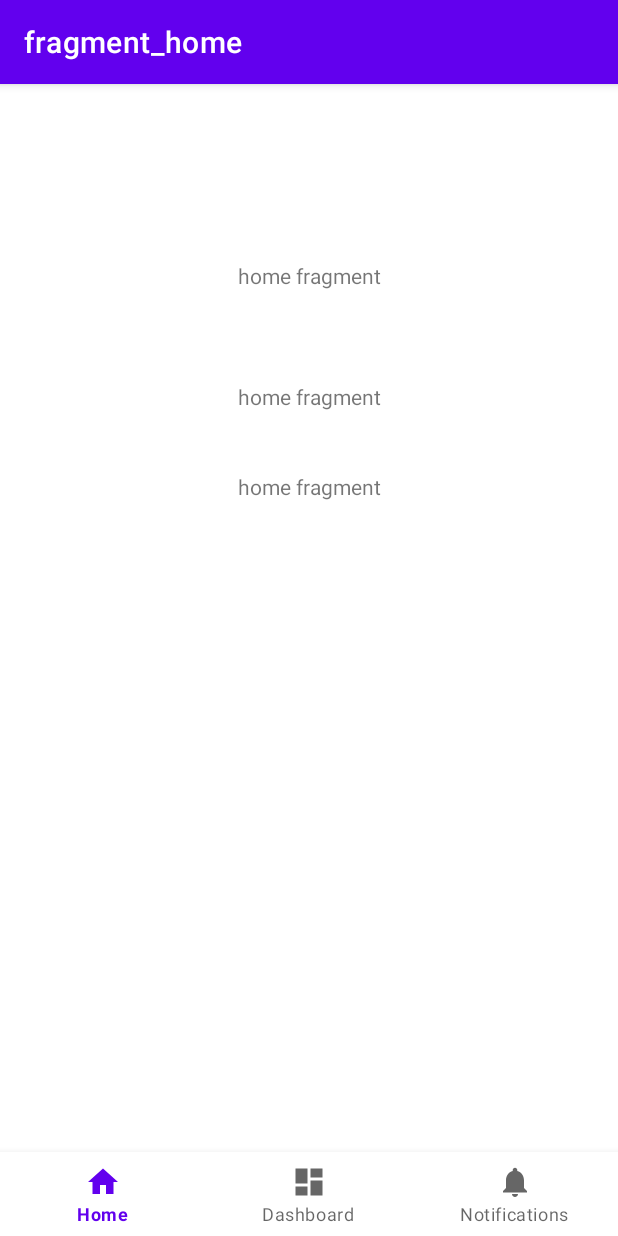
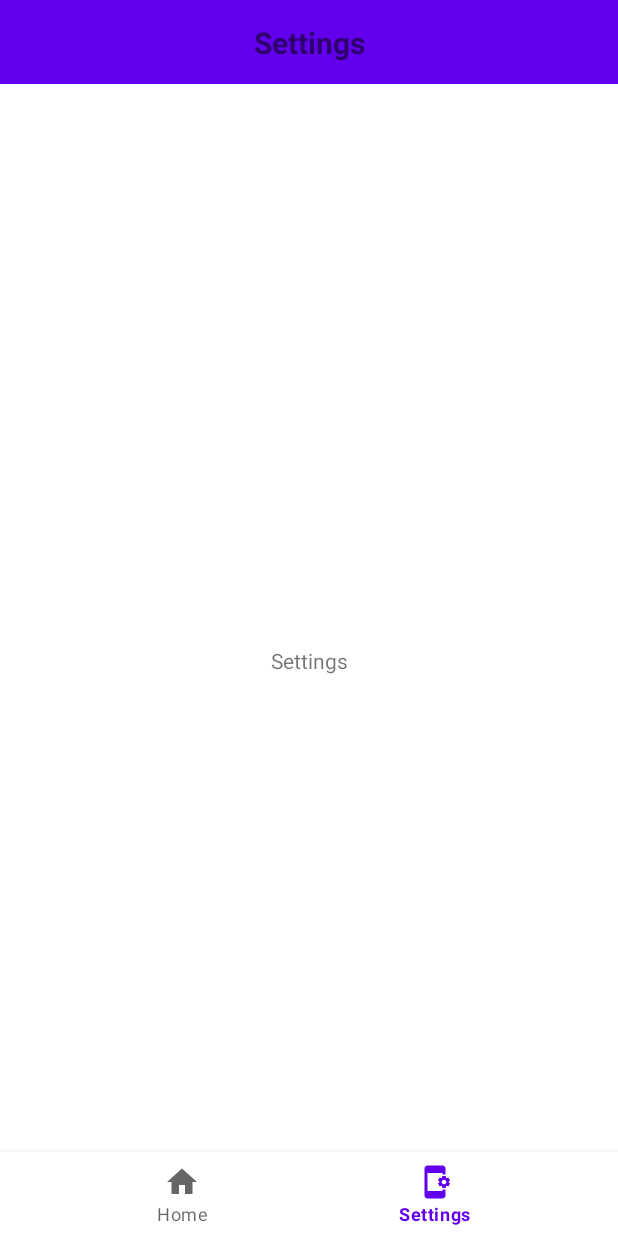
Before and after one commit to artachojf/twinCoach, an Android app: the HomeFragment screen opened through its navigation route, item 2 of the bottom bar chosen, on a phone screen of 412 x 824 dp. Run offline under Robolectric (Android 15) with nearby library versions, the phone set to English and light mode, and no system bars; our stand-ins replace Dagger/Hilt's generated code, navigation-ui; libraries missing offline, so code that uses them is left out: arrow.core, io.github.cdimascio.dotenv; pictures from the network do not load; 3 statements that could not run were skipped.

Commit message:
FEATURE: Custom toolbar and settings fragment added

```diff
--- a/app/src/main/java/com/example/healthconnect/codelab/data/model/ditto/DittoCurrentStateModel.kt
+++ b/app/src/main/java/com/example/healthconnect/codelab/data/model/ditto/DittoCurrentStateModel.kt
@@ -1,30 +1,36 @@
 package com.example.healthconnect.codelab.data.model.ditto
 
 import com.example.healthconnect.codelab.domain.model.ditto.DittoCurrentState
+import kotlinx.serialization.Serializable
 
 /**
  * This class contains a Kotlin object representation of Ditto Things that contain the daily
  * workouts of the athlete and methods to create them easily
  */
 class DittoCurrentStateModel {
+    @Serializable
     data class Thing(
         val attributes: Attributes,
         val features: Features
     )
 
+    @Serializable
     data class Attributes(
         val googleId: String
     )
 
+    @Serializable
     data class Features(
         val trainingSession: TrainingSession,
         val sleepRating: SleepRating
     )
 
+    @Serializable
     data class TrainingSession(
         var properties: TrainingSessionProperties
     )
 
+    @Serializable
     data class TrainingSessionProperties(
         val zone1: TrainingSessionZone,
         val zone2: TrainingSessionZone,
@@ -32,16 +38,19 @@ class DittoCurrentStateModel {
         val rest: TrainingSessionZone
     )
 
+    @Serializable
     data class TrainingSessionZone(
         var avgHr: Double,
         var time: Double,
         var distance: Double
     )
 
+    @Serializable
     data class SleepRating(
         val properties: SleepRatingProperties
     )
 
+    @Serializable
     data class SleepRatingProperties(
         var overall: Double
     )
--- a/app/src/main/java/com/example/healthconnect/codelab/data/model/ditto/DittoGeneralInfoModel.kt
+++ b/app/src/main/java/com/example/healthconnect/codelab/data/model/ditto/DittoGeneralInfoModel.kt
@@ -1,6 +1,7 @@
 package com.example.healthconnect.codelab.data.model.ditto
 
 import com.example.healthconnect.codelab.domain.model.ditto.DittoGeneralInfo
+import kotlinx.serialization.Serializable
 import java.time.Year
 
 /**
@@ -10,19 +11,22 @@ import java.time.Year
  */
 class DittoGeneralInfoModel {
 
+    @Serializable
     data class Thing(
         var attributes: Attributes,
         var features: Features
     )
 
+    @Serializable
     data class Attributes(
         var gender: Int,
         var height: Int,
         var weight: Double,
-        var birthYear: Year,
-        var runningYear: Year
+        var birthYear: Int,
+        var runningYear: Int
     )
 
+    @Serializable
     data class Features(
         var goal: Goal,
         val trainingPlan: TrainingPlan,
@@ -30,24 +34,29 @@ class DittoGeneralInfoModel {
         var preferences: Preferences
     )
 
+    @Serializable
     data class Goal(
         var properties: GoalProperties
     )
 
+    @Serializable
     data class GoalProperties(
         var distance: Int,
         var seconds: Int,
         var date: String
     )
 
+    @Serializable
     data class TrainingPlan(
         val properties: TrainingPlanProperties
     )
 
+    @Serializable
     data class TrainingPlanProperties(
         val sessions: List<TrainingSession>
     )
 
+    @Serializable
     data class TrainingSession(
         val day: String,
         val distance: Int,
@@ -56,18 +65,22 @@ class DittoGeneralInfoModel {
         val expectedTime: Int
     )
 
+    @Serializable
     data class Suggestions(
         val properties: SuggestionsProperties
     )
 
+    @Serializable
     data class SuggestionsProperties(
         val suggestions: List<GoalProperties>
     )
 
+    @Serializable
     data class Preferences(
         var properties: PreferencesProperties
     )
 
+    @Serializable
     data class PreferencesProperties(
         var trainingDays: List<Int>
     )
--- a/app/src/main/java/com/example/healthconnect/codelab/data/service/DittoService.kt
+++ b/app/src/main/java/com/example/healthconnect/codelab/data/service/DittoService.kt
@@ -32,6 +32,6 @@ interface DittoService {
         @Body thing: DittoGeneralInfoModel.Thing
     )
 
-    @DELETE("/api/2/things{thingId}")
+    @DELETE("/api/2/things/{thingId}")
     suspend fun deleteThing(@Path("thingId") thingId: String)
 }
--- a/app/src/main/java/com/example/healthconnect/codelab/domain/model/ditto/DittoGeneralInfo.kt
+++ b/app/src/main/java/com/example/healthconnect/codelab/domain/model/ditto/DittoGeneralInfo.kt
@@ -16,8 +16,8 @@ class DittoGeneralInfo {
         var gender: Int,
         var height: Int,
         var weight: Double,
-        var birthYear: Year,
-        var runningYear: Year
+        var birthYear: Int,
+        var runningYear: Int
     )
 
     data class Features(
--- a/app/src/main/java/com/example/healthconnect/codelab/ui/MainActivity.kt
+++ b/app/src/main/java/com/example/healthconnect/codelab/ui/MainActivity.kt
@@ -11,7 +11,6 @@ import androidx.appcompat.app.AlertDialog
 import androidx.appcompat.app.AppCompatActivity
 import androidx.navigation.findNavController
 import androidx.navigation.ui.AppBarConfiguration
-import androidx.navigation.ui.setupActionBarWithNavController
 import androidx.navigation.ui.setupWithNavController
 import com.example.healthconnect.codelab.R
 import com.example.healthconnect.codelab.databinding.ActivityMainBinding
@@ -46,10 +45,9 @@ class MainActivity : AppCompatActivity() {
         // menu should be considered as top level destinations.
         val appBarConfiguration = AppBarConfiguration(
             setOf(
-                R.id.homeFragment, R.id.navigation_dashboard, R.id.navigation_notifications
+                R.id.homeFragment, R.id.settingsFragment
             )
         )
-        setupActionBarWithNavController(navController, appBarConfiguration)
         navView.setupWithNavController(navController)
 
         //Environment variables
@@ -73,12 +71,6 @@ class MainActivity : AppCompatActivity() {
             }
         }*/
 
-        navController.addOnDestinationChangedListener { _,destination,_ ->
-            val visibleArrow = !viewModel.noArrowFragments.contains(destination.id)
-            supportActionBar?.setDisplayHomeAsUpEnabled(visibleArrow)
-            showNavbar(visibleArrow || (destination.id == R.id.homeFragment))
-        }
-
         onBackPressedDispatcher.addCallback(this) {
             if ((navController.currentDestination?.id ?: "") != R.id.homeFragment) navController.popBackStack()
         }
@@ -86,7 +78,7 @@ class MainActivity : AppCompatActivity() {
         viewModel.readUserInformation()
     }
 
-    private fun showNavbar(bool: Boolean) {
+    fun showNavbar(bool: Boolean) {
         val visibility = if (bool) View.VISIBLE else View.GONE
         binding.navView.visibility = visibility
     }
@@ -101,10 +93,10 @@ class MainActivity : AppCompatActivity() {
     private fun showWarningDialog() {
         val builder = AlertDialog.Builder(this)
         builder.setMessage(R.string.permissions_alert_dialog_text)
-        builder.setPositiveButton(R.string.permissions_alert_dialog_positive_button) { dialog, id ->
+        builder.setPositiveButton(R.string.ok) { dialog, id ->
             //open application settings to grant permissions
         }
-        builder.setNegativeButton(R.string.permissions_alert_dialog_negative_button) { dialog, id -> finish() }
+        builder.setNegativeButton(R.string.cancel) { dialog, id -> finish() }
         builder.show()
     }
 }
--- a/app/src/main/java/com/example/healthconnect/codelab/ui/MainViewModel.kt
+++ b/app/src/main/java/com/example/healthconnect/codelab/ui/MainViewModel.kt
@@ -17,8 +17,6 @@ class MainViewModel @Inject constructor(
     private val readUserInformation: ReadUserInformation,
     private val writeUserInformation: WriteUserInformation
 ) : ViewModel() {
-
-    val noArrowFragments = listOf(R.id.homeFragment, R.id.loginFragment)
 
     private val _userInformation = MutableLiveData<UserInformation>()
     val userInformation get() = _userInformation
--- a/app/src/main/java/com/example/healthconnect/codelab/ui/home/HomeFragment.kt
+++ b/app/src/main/java/com/example/healthconnect/codelab/ui/home/HomeFragment.kt
@@ -4,10 +4,13 @@ import android.os.Bundle
 import android.view.LayoutInflater
 import android.view.View
 import android.view.ViewGroup
+import android.widget.Toast
 import androidx.fragment.app.Fragment
 import androidx.fragment.app.activityViewModels
 import androidx.fragment.app.viewModels
+import com.example.healthconnect.codelab.R
 import com.example.healthconnect.codelab.databinding.FragmentHomeBinding
+import com.example.healthconnect.codelab.ui.MainActivity
 import com.example.healthconnect.codelab.ui.MainViewModel
 import dagger.hilt.android.AndroidEntryPoint
 
@@ -31,6 +34,13 @@ class HomeFragment : Fragment() {
     override fun onViewCreated(view: View, savedInstanceState: Bundle?) {
         super.onViewCreated(view, savedInstanceState)
 
+        (activity as MainActivity).showNavbar(true)
+
+        binding.toolbar.let {
+            it.ivBack.visibility = View.GONE
+            it.tvTitle.text = getString(R.string.title_home)
+        }
+
         mainViewModel.userInformation.observe(viewLifecycleOwner) {
             binding.googleIdTv.text = it.googleId
             binding.nameTv.text = it.name
--- a/app/src/main/java/com/example/healthconnect/codelab/ui/login/LoginFragment.kt
+++ b/app/src/main/java/com/example/healthconnect/codelab/ui/login/LoginFragment.kt
@@ -69,7 +69,7 @@ class LoginFragment : Fragment() {
             viewModel.onLogin(account)
             moveToHome()
         } else {
-            Toast.makeText(requireContext(), R.string.login_error, Toast.LENGTH_LONG).show()
+            Toast.makeText(requireContext(), R.string.error_message, Toast.LENGTH_LONG).show()
         }
     }
 
--- /dev/null
+++ b/app/src/main/java/com/example/healthconnect/codelab/ui/settings/SettingsFragment.kt
@@ -0,0 +1,35 @@
+package com.example.healthconnect.codelab.ui.settings
+
+import android.os.Bundle
+import android.view.LayoutInflater
+import android.view.View
+import android.view.ViewGroup
+import androidx.fragment.app.Fragment
+import androidx.fragment.app.viewModels
+import com.example.healthconnect.codelab.R
+import com.example.healthconnect.codelab.databinding.FragmentSettingsBinding
+
+class SettingsFragment : Fragment() {
+
+    private var _binding: FragmentSettingsBinding? = null
+    private val binding get() = _binding!!
+
+    private val viewModel: SettingsViewModel by viewModels()
+
+    override fun onCreateView(
+        inflater: LayoutInflater, container: ViewGroup?,
+        savedInstanceState: Bundle?
+    ): View {
+        _binding = FragmentSettingsBinding.inflate(inflater, container, false)
+        return binding.root
+    }
+
+    override fun onViewCreated(view: View, savedInstanceState: Bundle?) {
+        super.onViewCreated(view, savedInstanceState)
+
+        binding.toolbar.let {
+            it.ivBack.visibility = View.GONE
+            it.tvTitle.text = getText(R.string.title_settings)
+        }
+    }
+}
--- /dev/null
+++ b/app/src/main/java/com/example/healthconnect/codelab/ui/settings/SettingsViewModel.kt
@@ -0,0 +1,7 @@
+package com.example.healthconnect.codelab.ui.settings
+
+import androidx.lifecycle.ViewModel
+
+class SettingsViewModel : ViewModel() {
+    // TODO: Implement the ViewModel
+}
--- /dev/null
+++ b/app/src/main/res/drawable/baseline_app_settings_alt_24.xml
@@ -0,0 +1,5 @@
+<vector android:height="24dp" android:tint="#000000"
+    android:viewportHeight="24" android:viewportWidth="24"
+    android:width="24dp" xmlns:android="http://schemas.android.com/apk/res/android">
+    <path android:fillColor="@android:color/white" android:pathData="M21.81,12.74l-0.82,-0.63v-0.22l0.8,-0.63c0.16,-0.12 0.2,-0.34 0.1,-0.51l-0.85,-1.48c-0.07,-0.13 -0.21,-0.2 -0.35,-0.2 -0.05,0 -0.1,0.01 -0.15,0.03l-0.95,0.38c-0.08,-0.05 -0.11,-0.07 -0.19,-0.11l-0.15,-1.01c-0.03,-0.21 -0.2,-0.36 -0.4,-0.36h-1.71c-0.2,0 -0.37,0.15 -0.4,0.34l-0.14,1.01c-0.03,0.02 -0.07,0.03 -0.1,0.05l-0.09,0.06 -0.95,-0.38c-0.05,-0.02 -0.1,-0.03 -0.15,-0.03 -0.14,0 -0.27,0.07 -0.35,0.2l-0.85,1.48c-0.1,0.17 -0.06,0.39 0.1,0.51l0.8,0.63v0.23l-0.8,0.63c-0.16,0.12 -0.2,0.34 -0.1,0.51l0.85,1.48c0.07,0.13 0.21,0.2 0.35,0.2 0.05,0 0.1,-0.01 0.15,-0.03l0.95,-0.37c0.08,0.05 0.12,0.07 0.2,0.11l0.15,1.01c0.03,0.2 0.2,0.34 0.4,0.34h1.71c0.2,0 0.37,-0.15 0.4,-0.34l0.15,-1.01c0.03,-0.02 0.07,-0.03 0.1,-0.05l0.09,-0.06 0.95,0.38c0.05,0.02 0.1,0.03 0.15,0.03 0.14,0 0.27,-0.07 0.35,-0.2l0.85,-1.48c0.1,-0.17 0.06,-0.39 -0.1,-0.51zM18,13.5c-0.83,0 -1.5,-0.67 -1.5,-1.5s0.67,-1.5 1.5,-1.5 1.5,0.67 1.5,1.5 -0.67,1.5 -1.5,1.5zM17,17h2v4c0,1.1 -0.9,2 -2,2H7c-1.1,0 -2,-0.9 -2,-2V3c0,-1.1 0.9,-2 2,-2h10c1.1,0 2,0.9 2,2v4h-2V6H7v12h10v-1z"/>
+</vector>
--- /dev/null
+++ b/app/src/main/res/drawable/baseline_arrow_back_24.xml
@@ -0,0 +1,5 @@
+<vector android:autoMirrored="true" android:height="24dp"
+    android:tint="#000000" android:viewportHeight="24"
+    android:viewportWidth="24" android:width="24dp" xmlns:android="http://schemas.android.com/apk/res/android">
+    <path android:fillColor="@android:color/white" android:pathData="M20,11H7.83l5.59,-5.59L12,4l-8,8 8,8 1.41,-1.41L7.83,13H20v-2z"/>
+</vector>
--- /dev/null
+++ b/app/src/main/res/layout/custom_toolbar.xml
@@ -0,0 +1,44 @@
+<?xml version="1.0" encoding="utf-8"?>
+<androidx.constraintlayout.widget.ConstraintLayout xmlns:android="http://schemas.android.com/apk/res/android"
+    xmlns:app="http://schemas.android.com/apk/res-auto"
+    xmlns:tools="http://schemas.android.com/tools"
+    android:layout_width="match_parent"
+    android:layout_height="wrap_content">
+
+    <com.google.android.material.appbar.MaterialToolbar
+        android:id="@+id/materialToolbar"
+        android:layout_width="match_parent"
+        android:layout_height="wrap_content"
+        android:background="?attr/colorPrimary"
+        android:minHeight="?attr/actionBarSize"
+        android:theme="?attr/actionBarTheme"
+        app:layout_constraintBottom_toBottomOf="parent"
+        app:layout_constraintEnd_toEndOf="parent"
+        app:layout_constraintStart_toStartOf="parent"
+        app:layout_constraintTop_toTopOf="parent"
+        app:layout_constraintVertical_bias="0.0" />
+
+    <ImageView
+        android:id="@+id/ivBack"
+        android:layout_width="35dp"
+        android:layout_height="35dp"
+        android:layout_marginStart="16dp"
+        app:layout_constraintBottom_toBottomOf="parent"
+        app:layout_constraintStart_toStartOf="parent"
+        app:layout_constraintTop_toTopOf="parent"
+        app:layout_constraintVertical_bias="0.523"
+        app:srcCompat="@drawable/baseline_arrow_back_24" />
+
+    <TextView
+        android:id="@+id/tvTitle"
+        android:layout_width="wrap_content"
+        android:layout_height="wrap_content"
+        android:text="TextView"
+        android:textSize="20sp"
+        android:textStyle="bold"
+        app:layout_constraintBottom_toBottomOf="parent"
+        app:layout_constraintEnd_toEndOf="@+id/materialToolbar"
+        app:layout_constraintStart_toStartOf="@+id/materialToolbar"
+        app:layout_constraintTop_toTopOf="parent" />
+
+</androidx.constraintlayout.widget.ConstraintLayout>
--- a/app/src/main/res/layout/fragment_home.xml
+++ b/app/src/main/res/layout/fragment_home.xml
@@ -6,16 +6,24 @@
     android:layout_height="match_parent"
     tools:context=".ui.home.HomeFragment">
 
+    <include
+        android:id="@+id/toolbar"
+        layout="@layout/custom_toolbar"
+        app:layout_constraintEnd_toEndOf="parent"
+        app:layout_constraintStart_toStartOf="parent"
+        app:layout_constraintTop_toTopOf="parent" />
+
     <TextView
         android:id="@+id/googleIdTv"
         android:layout_width="181dp"
         android:layout_height="23dp"
-        android:layout_marginTop="116dp"
+        android:layout_marginTop="144dp"
         android:gravity="center"
         android:text="home fragment"
         app:layout_constraintEnd_toEndOf="parent"
+        app:layout_constraintHorizontal_bias="0.482"
         app:layout_constraintStart_toStartOf="parent"
-        app:layout_constraintTop_toTopOf="parent" />
+        app:layout_constraintTop_toBottomOf="@+id/toolbar" />
 
     <TextView
         android:id="@+id/nameTv"
--- /dev/null
+++ b/app/src/main/res/layout/fragment_settings.xml
@@ -0,0 +1,25 @@
+<?xml version="1.0" encoding="utf-8"?>
+<androidx.constraintlayout.widget.ConstraintLayout xmlns:android="http://schemas.android.com/apk/res/android"
+    xmlns:app="http://schemas.android.com/apk/res-auto"
+    xmlns:tools="http://schemas.android.com/tools"
+    android:layout_width="match_parent"
+    android:layout_height="match_parent"
+    tools:context=".ui.settings.SettingsFragment">
+
+    <include
+        android:id="@+id/toolbar"
+        layout="@layout/custom_toolbar"
+        app:layout_constraintEnd_toEndOf="parent"
+        app:layout_constraintStart_toStartOf="parent"
+        app:layout_constraintTop_toTopOf="parent" />
+
+    <TextView
+        android:layout_width="wrap_content"
+        android:layout_height="wrap_content"
+        android:text="@string/title_settings"
+        app:layout_constraintBottom_toBottomOf="parent"
+        app:layout_constraintEnd_toEndOf="parent"
+        app:layout_constraintStart_toStartOf="parent"
+        app:layout_constraintTop_toBottomOf="@+id/toolbar" />
+
+</androidx.constraintlayout.widget.ConstraintLayout>
--- a/app/src/main/res/menu/bottom_nav_menu.xml
+++ b/app/src/main/res/menu/bottom_nav_menu.xml
@@ -7,13 +7,8 @@
         android:title="@string/title_home" />
 
     <item
-        android:id="@+id/navigation_dashboard"
-        android:icon="@drawable/ic_dashboard_black_24dp"
-        android:title="@string/title_dashboard" />
-
-    <item
-        android:id="@+id/navigation_notifications"
-        android:icon="@drawable/ic_notifications_black_24dp"
-        android:title="@string/title_notifications" />
+        android:id="@+id/settingsFragment"
+        android:icon="@drawable/baseline_app_settings_alt_24"
+        android:title="@string/title_settings" />
 
 </menu>
--- a/app/src/main/res/navigation/mobile_navigation.xml
+++ b/app/src/main/res/navigation/mobile_navigation.xml
@@ -19,4 +19,9 @@
         android:name="com.example.healthconnect.codelab.ui.home.HomeFragment"
         android:label="fragment_home"
         tools:layout="@layout/fragment_home" />
+    <fragment
+        android:id="@+id/settingsFragment"
+        android:name="com.example.healthconnect.codelab.ui.settings.SettingsFragment"
+        android:label="fragment_settings"
+        tools:layout="@layout/fragment_settings" />
 </navigation>
--- a/app/src/main/res/values-night/themes.xml
+++ b/app/src/main/res/values-night/themes.xml
@@ -1,6 +1,6 @@
 <resources xmlns:tools="http://schemas.android.com/tools">
     <!-- Base application theme. -->
-    <style name="Theme.TwinCoach" parent="Theme.MaterialComponents.DayNight.DarkActionBar">
+    <style name="Theme.TwinCoach" parent="Theme.MaterialComponents.DayNight.NoActionBar">
         <!-- Primary brand color. -->
         <item name="colorPrimary">@color/purple_200</item>
         <item name="colorPrimaryVariant">@color/purple_700</item>
--- a/app/src/main/res/values/strings.xml
+++ b/app/src/main/res/values/strings.xml
@@ -1,11 +1,17 @@
 <resources>
+    <!-- GENERIC -->
     <string name="app_name">TwinCoach</string>
+    <string name="ok">OK</string>
+    <string name="cancel">Cancel</string>
+    <string name="error_message">Something went wrong. Please try again</string>
+
+    <!-- HOME FRAGMENT-->
     <string name="title_home">Home</string>
-    <string name="title_dashboard">Dashboard</string>
-    <string name="title_notifications">Notifications</string>
     <string name="permissions_alert_dialog_text">If the application hasn\'t got the required permissions granted it won\'t be able to read data and generate the training plan. Do you want to grant those permissions?</string>
-    <string name="permissions_alert_dialog_positive_button">OK</string>
-    <string name="permissions_alert_dialog_negative_button">Cancel</string>
+
+    <!-- LOGIN FRAGMENT -->
     <string name="login_button">Login with Google</string>
-    <string name="login_error">Something went wrong. Please try again</string>
+
+    <!-- SETTINGS FRAGMENT-->
+    <string name="title_settings">Settings</string>
 </resources>
--- a/app/src/main/res/values/themes.xml
+++ b/app/src/main/res/values/themes.xml
@@ -1,6 +1,6 @@
 <resources xmlns:tools="http://schemas.android.com/tools">
     <!-- Base application theme. -->
-    <style name="Theme.TwinCoach" parent="Theme.MaterialComponents.DayNight.DarkActionBar">
+    <style name="Theme.TwinCoach" parent="Theme.MaterialComponents.Light.NoActionBar">
         <!-- Primary brand color. -->
         <item name="colorPrimary">@color/purple_500</item>
         <item name="colorPrimaryVariant">@color/purple_700</item>
```
